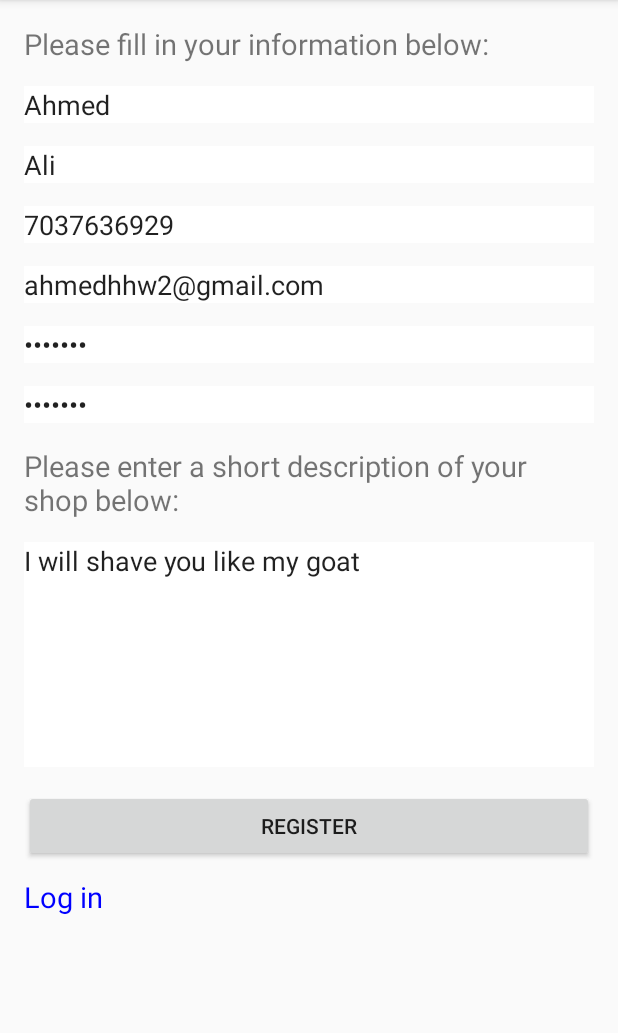
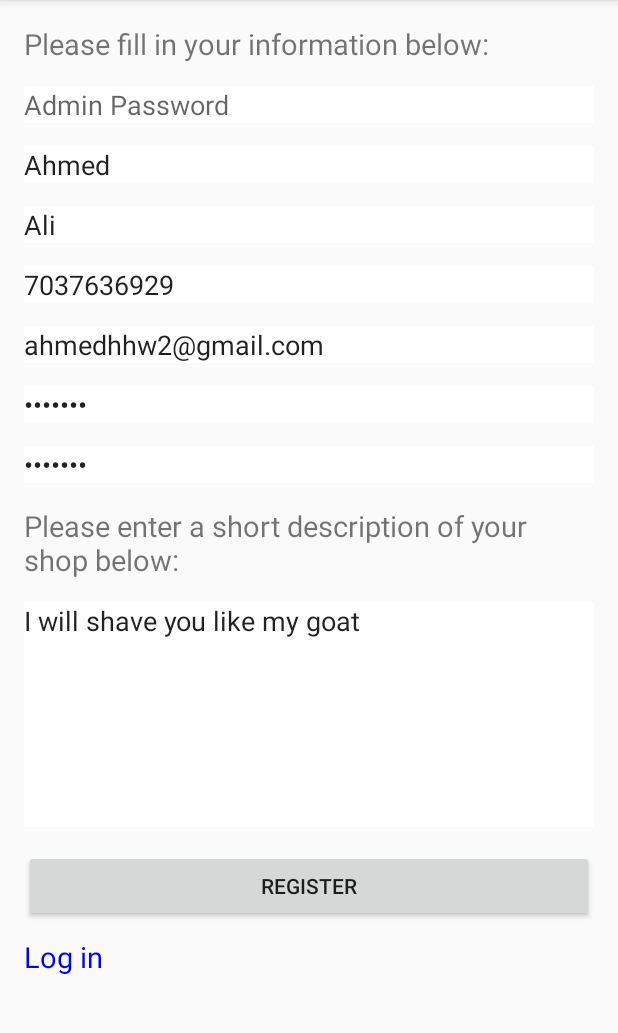
Before and after one commit to drewdawg8/BarbershopQuartet, an Android app: the ActivityBarberRegister screen opened directly, with no data from a screen before it, after a tap on "REGISTER", on a phone screen of 412 x 824 dp, the part 84-1117 px from its top. Run offline under Robolectric (Android 15) with nearby library versions, the phone set to English and light mode, and no system bars; our stand-ins replace Firebase (no records; nobody signed in at launch, a user with empty details on screens opened directly).

Commit message:
Added admin password, fixed some stuff around. Admin Password: iwillshaveyoulikeagoat

```diff
--- a/app/src/main/java/com/doublea/barbershopquartet/ActivityBarberRegister.java
+++ b/app/src/main/java/com/doublea/barbershopquartet/ActivityBarberRegister.java
@@ -33,7 +33,9 @@ public class ActivityBarberRegister extends AppCompatActivity {
     private EditText password;
     private EditText confirmPassWord;
     private EditText description;
+    private EditText adminPassword;
     private FirebaseInteraction firebase;
+    private int chances;
     private FirebaseAuth mAuth;
     @Override
     protected void onCreate(Bundle savedInstanceState) {
@@ -61,8 +63,10 @@ public class ActivityBarberRegister extends AppCompatActivity {
         password = findViewById(R.id.register_edit_text_password);
         confirmPassWord = findViewById(R.id.register_edit_text_confirm_password);
         description = findViewById(R.id.register_edit_text_description);
+        adminPassword = findViewById(R.id.register_edit_text_admin_password);
         firebase = new FirebaseInteraction();
         mAuth = FirebaseAuth.getInstance();
+        chances = 3;
     }
 
     /**
@@ -127,9 +131,25 @@ public class ActivityBarberRegister extends AppCompatActivity {
 
     private boolean validInputs() {
         boolean valid = true;
+        if (!correctAdminPassword()) valid = false;
         if (!checkEmptyTextboxes()) valid = false;
         if (!checkPasswordMatch()) valid = false;
         return valid;
+    }
+    private boolean correctAdminPassword() {
+        String adminPass = adminPassword.getText().toString();
+        if(!adminPass.equals("iwillshaveyoulikeagoat")){
+            chances--;
+            Toast.makeText(ActivityBarberRegister.this, "Wrong admin password!!! you have " + chances + " more chances!",
+                    Toast.LENGTH_SHORT).show();
+            if (chances == 0){
+                Toast.makeText(ActivityBarberRegister.this, "Wrong!, Please see our support team!",
+                        Toast.LENGTH_SHORT).show();
+                startActivity(new Intent(this,ActivityMain.class));
+            }
+            return false;
+        }
+        return true;
     }
 
     private boolean checkPasswordMatch() {
--- a/app/src/main/res/layout/activity_barber_register.xml
+++ b/app/src/main/res/layout/activity_barber_register.xml
@@ -15,6 +15,14 @@
                 android:layout_height="wrap_content"
                 android:textSize="@dimen/text_size"
                 android:text="Please fill in your information below:"
+                android:layout_marginBottom="@dimen/edit_text_bottom_margin"/>
+            <EditText
+                android:layout_width="match_parent"
+                android:layout_height="wrap_content"
+                android:hint="Admin Password"
+                android:inputType="textPassword"
+                android:id="@+id/register_edit_text_admin_password"
+                android:background="@drawable/background_txt_box"
                 android:layout_marginBottom="@dimen/edit_text_bottom_margin"/>
             <EditText
                 android:layout_width="match_parent"
@@ -43,7 +51,7 @@
                 android:layout_height="wrap_content"
                 android:hint="E-mail"
                 android:id="@+id/register_edit_text_email"
-                android:inputType=""
+                android:inputType="textEmailAddress"
                 android:background="@drawable/background_txt_box"
                 android:layout_marginBottom="@dimen/edit_text_bottom_margin"/>
             <EditText
--- a/app/src/main/res/layout/activity_customer_fill_out_appointment.xml
+++ b/app/src/main/res/layout/activity_customer_fill_out_appointment.xml
@@ -29,10 +29,12 @@
             android:id="@+id/edit_text_phone_number"
             android:layout_width="match_parent"
             android:layout_height="wrap_content"
+            android:inputType="phone"
             android:hint="Phone Number"/>
         <EditText
             android:id="@+id/edit_text_email"
             android:layout_width="match_parent"
+            android:inputType="textEmailAddress"
             android:layout_height="wrap_content"
             android:hint="Email"/>
         <TextView
```
